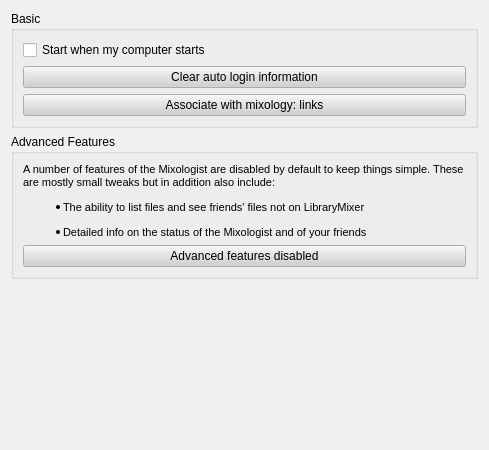
This is MixologistGui/gui/Preferences/GeneralDialog.ui in rebeccaskinner/The-Mixologist as Qt 5 draws it before an edit. The edited form follows.
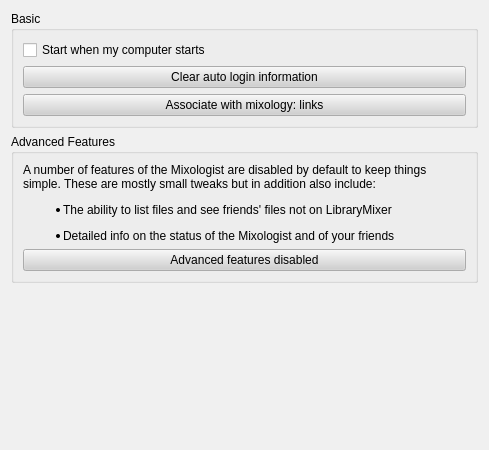
This is the edited form.

```diff
--- a/MixologistGui/gui/Preferences/GeneralDialog.ui
+++ b/MixologistGui/gui/Preferences/GeneralDialog.ui
@@ -537,10 +537,10 @@
          <string>&lt;!DOCTYPE HTML PUBLIC &quot;-//W3C//DTD HTML 4.0//EN&quot; &quot;http://www.w3.org/TR/REC-html40/strict.dtd&quot;&gt;
 &lt;html&gt;&lt;head&gt;&lt;meta name=&quot;qrichtext&quot; content=&quot;1&quot; /&gt;&lt;style type=&quot;text/css&quot;&gt;
 p, li { white-space: pre-wrap; }
-&lt;/style&gt;&lt;/head&gt;&lt;body style=&quot; font-family:'MS Shell Dlg 2'; font-size:8.25pt; font-weight:400; font-style:normal;&quot;&gt;
-&lt;p style=&quot; margin-top:0px; margin-bottom:0px; margin-left:0px; margin-right:0px; -qt-block-indent:0; text-indent:0px;&quot;&gt;&lt;span style=&quot; font-size:8pt;&quot;&gt;A number of features of the Mixologist are disabled by default to keep things simple. These are mostly small tweaks but in addition also include:&lt;/span&gt;&lt;/p&gt;
-&lt;ul style=&quot;margin-top: 0px; margin-bottom: 0px; margin-left: 0px; margin-right: 0px; -qt-list-indent: 1;&quot;&gt;&lt;li style=&quot; font-size:8pt;&quot; style=&quot; margin-top:12px; margin-bottom:12px; margin-left:0px; margin-right:0px; -qt-block-indent:0; text-indent:0px;&quot;&gt;The ability to list files and see friends' files not on LibraryMixer&lt;/li&gt;
-&lt;li style=&quot; font-size:8pt;&quot; style=&quot; margin-top:12px; margin-bottom:12px; margin-left:0px; margin-right:0px; -qt-block-indent:0; text-indent:0px;&quot;&gt;Detailed info on the status of the Mixologist and of your friends&lt;/li&gt;&lt;/ul&gt;&lt;/body&gt;&lt;/html&gt;</string>
+&lt;/style&gt;&lt;/head&gt;&lt;body&gt;
+&lt;p style=&quot; margin-top:0px; margin-bottom:0px; margin-left:0px; margin-right:0px; -qt-block-indent:0; text-indent:0px;&quot;&gt;&lt;span&gt;A number of features of the Mixologist are disabled by default to keep things simple. These are mostly small tweaks but in addition also include:&lt;/span&gt;&lt;/p&gt;
+&lt;ul style=&quot;margin-top: 0px; margin-bottom: 0px; margin-left: 0px; margin-right: 0px; -qt-list-indent: 1;&quot;&gt;&lt;li style=&quot; margin-top:12px; margin-bottom:12px; margin-left:0px; margin-right:0px; -qt-block-indent:0; text-indent:0px;&quot;&gt;The ability to list files and see friends' files not on LibraryMixer&lt;/li&gt;
+&lt;li style=&quot; margin-top:12px; margin-bottom:12px; margin-left:0px; margin-right:0px; -qt-block-indent:0; text-indent:0px;&quot;&gt;Detailed info on the status of the Mixologist and of your friends&lt;/li&gt;&lt;/ul&gt;&lt;/body&gt;&lt;/html&gt;</string>
         </property>
         <property name="textFormat">
          <enum>Qt::RichText</enum>
```
